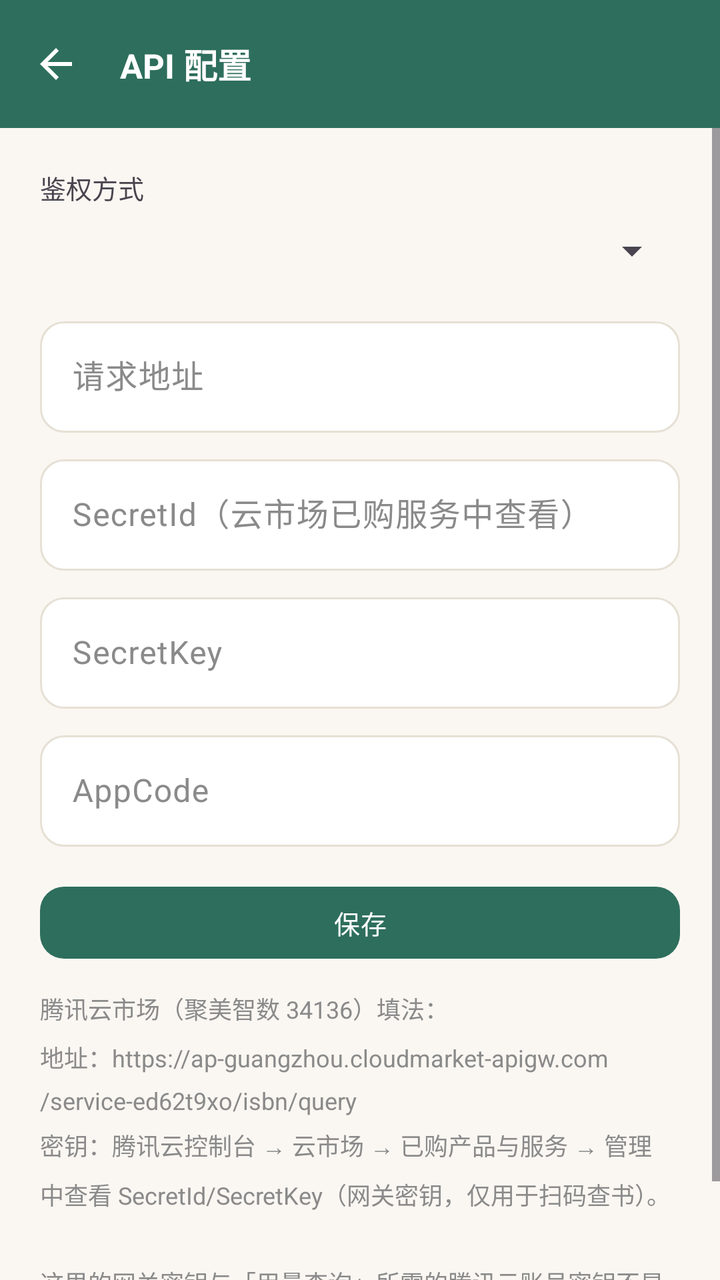
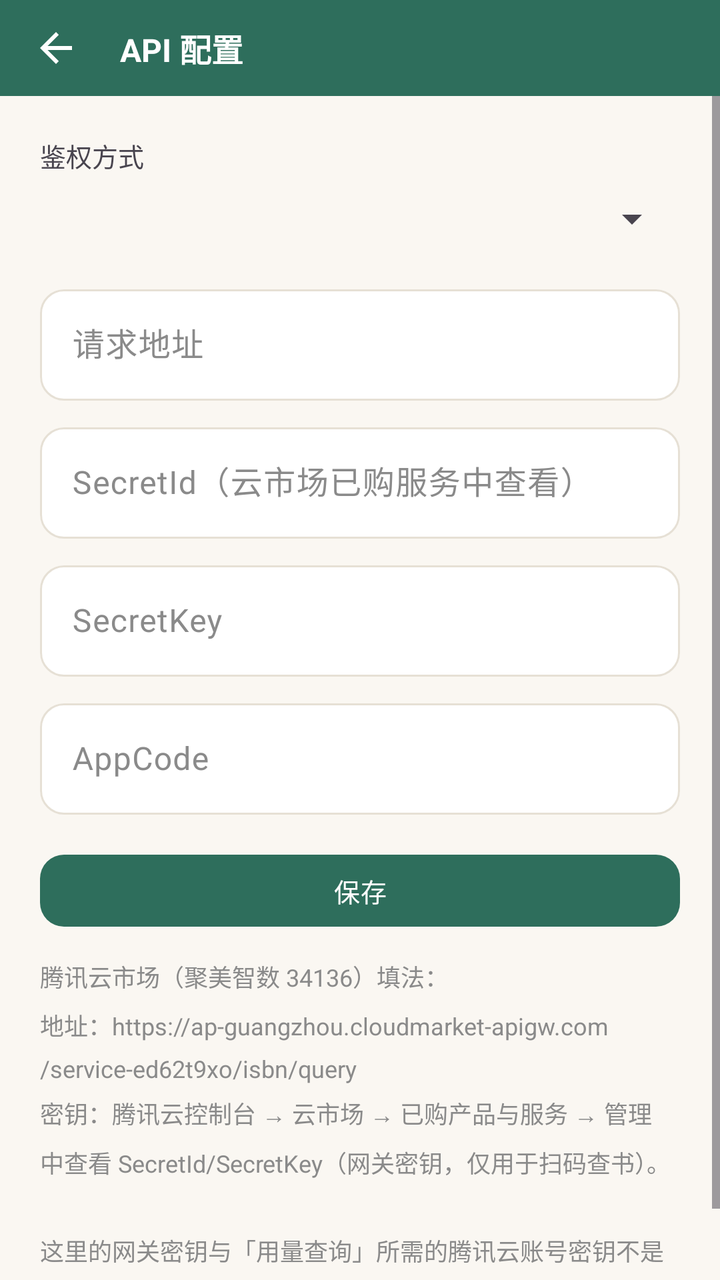

Before-and-after screenshots of an Android layout around one commit, followed by the original layout XML and the change that was made.
<!-- AndroidManifest.xml: application theme Theme.Bookshelf -->
<!-- res/layout/activity_api_config.xml -->
<?xml version="1.0" encoding="utf-8"?>
<LinearLayout xmlns:android="http://schemas.android.com/apk/res/android"
    xmlns:app="http://schemas.android.com/apk/res-auto"
    android:layout_width="match_parent"
    android:layout_height="match_parent"
    android:orientation="vertical">

    <com.google.android.material.appbar.MaterialToolbar
        android:id="@+id/toolbar"
        style="@style/Widget.Bookshelf.Toolbar"
        android:layout_width="match_parent"
        android:layout_height="?attr/actionBarSize"
        app:navigationIcon="@drawable/ic_back"
        app:title="API 配置" />

    <ScrollView
        android:layout_width="match_parent"
        android:layout_height="0dp"
        android:layout_weight="1"
        android:fillViewport="true"
        android:scrollbars="vertical">

                <androidx.constraintlayout.widget.ConstraintLayout
            android:layout_width="match_parent"
            android:layout_height="wrap_content">

<LinearLayout
            android:layout_width="0dp"
            android:layout_height="wrap_content"
            android:orientation="vertical"
            android:padding="20dp"
                    app:layout_constraintWidth_max="@dimen/content_max_width"
                    app:layout_constraintStart_toStartOf="parent"
                    app:layout_constraintEnd_toEndOf="parent"
                    app:layout_constraintHorizontal_bias="0.5"
                    app:layout_constraintTop_toTopOf="parent"
                    app:layout_constraintBottom_toBottomOf="parent"
                >

            <TextView
                android:layout_width="wrap_content"
                android:layout_height="wrap_content"
                android:text="鉴权方式"
                android:textSize="13sp" />

            <Spinner
                android:id="@+id/sp_auth_type"
                android:layout_width="match_parent"
                android:layout_height="wrap_content"
                android:minHeight="44dp" />

            <com.google.android.material.textfield.TextInputLayout
                android:id="@+id/til_base_url"
                android:layout_width="match_parent"
                android:layout_height="wrap_content"
                android:layout_marginTop="8dp"
                android:hint="请求地址">

                <com.google.android.material.textfield.TextInputEditText
                    android:id="@+id/et_base_url"
                    android:layout_width="match_parent"
                    android:layout_height="wrap_content"
                    android:inputType="textUri" />
            </com.google.android.material.textfield.TextInputLayout>

            
            <com.google.android.material.textfield.TextInputLayout
                android:id="@+id/til_secret_id"
                android:layout_width="match_parent"
                android:layout_height="wrap_content"
                android:layout_marginTop="8dp"
                android:hint="SecretId（云市场已购服务中查看）">

                <com.google.android.material.textfield.TextInputEditText
                    android:id="@+id/et_secret_id"
                    android:layout_width="match_parent"
                    android:layout_height="wrap_content" />
            </com.google.android.material.textfield.TextInputLayout>

            <com.google.android.material.textfield.TextInputLayout
                android:id="@+id/til_secret_key"
                android:layout_width="match_parent"
                android:layout_height="wrap_content"
                android:layout_marginTop="8dp"
                android:hint="SecretKey">

                <com.google.android.material.textfield.TextInputEditText
                    android:id="@+id/et_secret_key"
                    android:layout_width="match_parent"
                    android:layout_height="wrap_content" />
            </com.google.android.material.textfield.TextInputLayout>

            
            <com.google.android.material.textfield.TextInputLayout
                android:id="@+id/til_appcode"
                android:layout_width="match_parent"
                android:layout_height="wrap_content"
                android:layout_marginTop="8dp"
                android:hint="AppCode">

                <com.google.android.material.textfield.TextInputEditText
                    android:id="@+id/et_appcode"
                    android:layout_width="match_parent"
                    android:layout_height="wrap_content" />
            </com.google.android.material.textfield.TextInputLayout>

            <com.google.android.material.button.MaterialButton
                android:id="@+id/btn_save"
                android:layout_width="match_parent"
                android:layout_height="wrap_content"
                android:layout_marginTop="16dp"
                android:text="保存" />

            <TextView
                android:layout_width="match_parent"
                android:layout_height="wrap_content"
                android:layout_marginTop="12dp"
                android:lineSpacingMultiplier="1.4"
                android:text="腾讯云市场（聚美智数 34136）填法：\n地址：https://ap-guangzhou.cloudmarket-apigw.com/service-ed62t9xo/isbn/query\n密钥：腾讯云控制台 → 云市场 → 已购产品与服务 → 管理 中查看 SecretId/SecretKey（网关密钥，仅用于扫码查书）。\n\n这里的网关密钥与「用量查询」所需的腾讯云账号密钥不是一套，用量查询请前往「用量查询」页填写。"
                android:textSize="12sp"
                android:textColor="@color/text_sub" />
        </LinearLayout>
        </androidx.constraintlayout.widget.ConstraintLayout>
    </ScrollView>
</LinearLayout>
<!-- resources referenced by this layout -->
<resources>
  <color name="text_sub">#8A8A8A</color>
  <dimen name="content_max_width">9999dp</dimen>
  <!-- drawable ic_back (drawable) -->
  <vector xmlns:android="http://schemas.android.com/apk/res/android"
      android:width="24dp" android:height="24dp"
      android:viewportWidth="24" android:viewportHeight="24"
      android:autoMirrored="true">
      <path
          android:fillColor="#FFFFFFFF"
          android:pathData="M20,11L7.8,11l5.6,-5.6L12,4l-8,8 8,8 1.4,-1.4L7.8,13L20,13z" />
  </vector>
  <style name="Widget.Bookshelf.Toolbar" parent="Widget.Material3.Toolbar">
          <item name="android:background">?attr/colorPrimary</item>
          <item name="titleTextColor">@color/white</item>
          <item name="titleTextAppearance">@style/TextAppearance.Bookshelf.ToolbarTitle</item>
          <item name="navigationIconTint">@color/white</item>
          <item name="android:elevation">0dp</item>
      </style>
  <style name="Theme.Bookshelf" parent="Theme.Bookshelf.Base">
          <item name="colorPrimary">@color/primary</item>
          <item name="colorPrimaryVariant">@color/primary_dark</item>
          <item name="colorSecondary">@color/accent</item>
          
          <item name="chip_bg">@color/chip_bg</item>
          <item name="primary_container">@color/green_container</item>
          <item name="on_primary_container">@color/green_on_container</item>
      </style>
  <color name="white">#FFFFFF</color>
  <style name="TextAppearance.Bookshelf.ToolbarTitle" parent="TextAppearance.Material3.TitleLarge">
          <item name="android:textSize">@dimen/text_headline</item>
          <item name="android:textStyle">bold</item>
          <item name="android:textColor">@color/white</item>
      </style>
  <color name="primary">#2E6E5C</color>
  <color name="primary_dark">#1F4D40</color>
  <color name="accent">#C08A3E</color>
  <color name="chip_bg">#E8F0ED</color>
  <color name="green_container">#E6F0EC</color>
  <color name="green_on_container">#1C4A3E</color>
  <dimen name="text_headline">17sp</dimen>
  <color name="bg_page">#FAF7F2</color>
  <color name="surface">#FFFFFF</color>
  <color name="surface_dim">#F4F0E9</color>
  <color name="outline">#E6E0D5</color>
  <color name="outline_strong">#CFC5B4</color>
  <color name="text_main">#2B2B2B</color>
  <style name="Widget.Bookshelf.Button" parent="Widget.Material3.Button">
          <item name="shapeAppearance">@style/ShapeAppearance.Bookshelf.Medium</item>
          <item name="android:textSize">@dimen/text_body_small</item>
          <item name="android:letterSpacing">0.02</item>
          <item name="android:minHeight">44dp</item>
          <item name="cornerRadius">@dimen/radius_md</item>
      </style>
  <style name="Widget.Bookshelf.MaterialCard" parent="Widget.Material3.CardView.Outlined">
          <item name="cardCornerRadius">@dimen/card_corner</item>
          <item name="cardElevation">0dp</item>
          <item name="strokeColor">?attr/outline</item>
          <item name="strokeWidth">1dp</item>
      </style>
  <style name="ShapeAppearance.Bookshelf.Medium" parent="ShapeAppearance.Material3.Corner.Medium">
          <item name="cornerSize">@dimen/radius_md</item>
      </style>
  <dimen name="text_body_small">13sp</dimen>
  <dimen name="radius_md">12dp</dimen>
  <dimen name="card_corner">16dp</dimen>
  <!-- unchanged entries left out for length: 2 -->
</resources>

<!-- the commit's change to res/layout/activity_api_config.xml (unified diff, before → after) -->
@@ -9,7 +9,7 @@
         android:id="@+id/toolbar"
         style="@style/Widget.Bookshelf.Toolbar"
         android:layout_width="match_parent"
-        android:layout_height="?attr/actionBarSize"
+        android:layout_height="@dimen/toolbar_h"
         app:navigationIcon="@drawable/ic_back"
         app:title="API 配置" />
 
<!-- resource entries referenced after the edit -->
@@ -2,6 +2,7 @@
 <resources>
   <color name="text_sub">#8A8A8A</color>
   <dimen name="content_max_width">9999dp</dimen>
+  <dimen name="toolbar_h">48dp</dimen>
   <!-- drawable ic_back (drawable) -->
   <vector xmlns:android="http://schemas.android.com/apk/res/android"
       android:width="24dp" android:height="24dp"
@@ -29,7 +30,7 @@
       </style>
   <color name="white">#FFFFFF</color>
   <style name="TextAppearance.Bookshelf.ToolbarTitle" parent="TextAppearance.Material3.TitleLarge">
-          <item name="android:textSize">@dimen/text_headline</item>
+          <item name="android:textSize">@dimen/text_title_toolbar</item>
           <item name="android:textStyle">bold</item>
           <item name="android:textColor">@color/white</item>
       </style>
@@ -39,7 +40,7 @@
   <color name="chip_bg">#E8F0ED</color>
   <color name="green_container">#E6F0EC</color>
   <color name="green_on_container">#1C4A3E</color>
-  <dimen name="text_headline">17sp</dimen>
+  <dimen name="text_title_toolbar">16sp</dimen>
   <color name="bg_page">#FAF7F2</color>
   <color name="surface">#FFFFFF</color>
   <color name="surface_dim">#F4F0E9</color>
